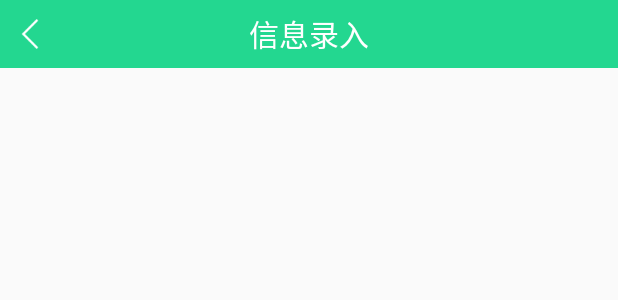
After one commit to zhangsan2016/MyLocation, an Android app: the layout activity_save_user_info.xml on its own in the app's theme, with its tools: preview values and no code run, on a phone screen of 412 x 824 dp. The commit adds this screen. Shown: the top 300 px of the screen. Run offline under Robolectric (Android 15) with nearby library versions, the phone set to English and light mode, and no system bars.

Commit message:
2019年11月30日 10:43:28

```diff
--- /dev/null
+++ b/app/src/main/res/layout/activity_save_user_info.xml
@@ -0,0 +1,36 @@
+<?xml version="1.0" encoding="utf-8"?>
+<LinearLayout xmlns:android="http://schemas.android.com/apk/res/android"
+    xmlns:app="http://schemas.android.com/apk/res-auto"
+    xmlns:tools="http://schemas.android.com/tools"
+    android:layout_width="match_parent"
+    android:layout_height="match_parent"
+    android:orientation="vertical"
+    tools:context="smartcity.ldgd.com.mylocation.SaveUserInfoActivity">
+
+
+    <RelativeLayout
+        android:layout_width="match_parent"
+        android:layout_height="45dp"
+        android:background="@color/colorGreen">
+
+        <ImageView
+            android:onClick="clear"
+            android:layout_width="wrap_content"
+            android:layout_height="wrap_content"
+            android:layout_centerVertical="true"
+            android:paddingLeft="10dp"
+            android:paddingRight="20dp"
+            android:src="@drawable/return2" />
+
+        <TextView
+            android:layout_width="wrap_content"
+            android:layout_height="wrap_content"
+            android:layout_centerInParent="true"
+            android:text="信息录入"
+            android:textColor="@android:color/white"
+            android:textSize="20sp" />
+
+    </RelativeLayout>
+
+
+</LinearLayout>
```
Also changed, not shown: app/build.gradle (+6 -6 lines), app/src/main/AndroidManifest.xml (+24 -27 lines), app/src/main/java/smartcity/ldgd/com/mylocation/MainActivity.java (+20 -0 lines), app/src/main/java/smartcity/ldgd/com/mylocation/SaveUserInfoActivity.java (added, +43 -0 lines), app/src/main/res/drawable-xhdpi/return2.png (added).
